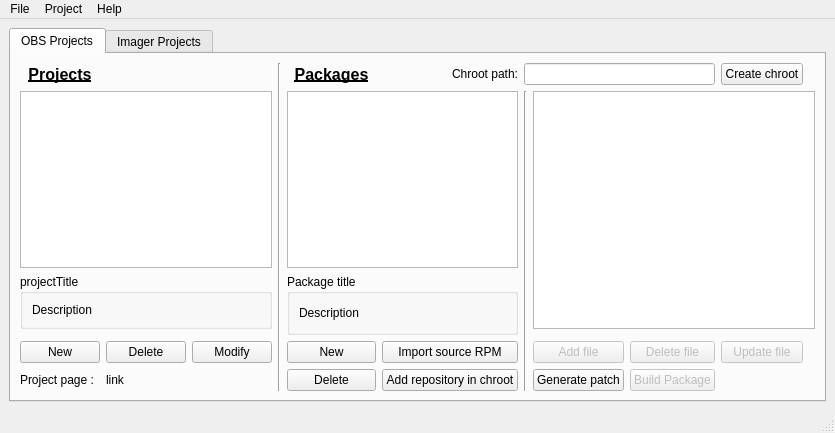
ronan22/obs-light, file src/ObsLightGui/ui/obsLightMain.ui: the form before one commit.
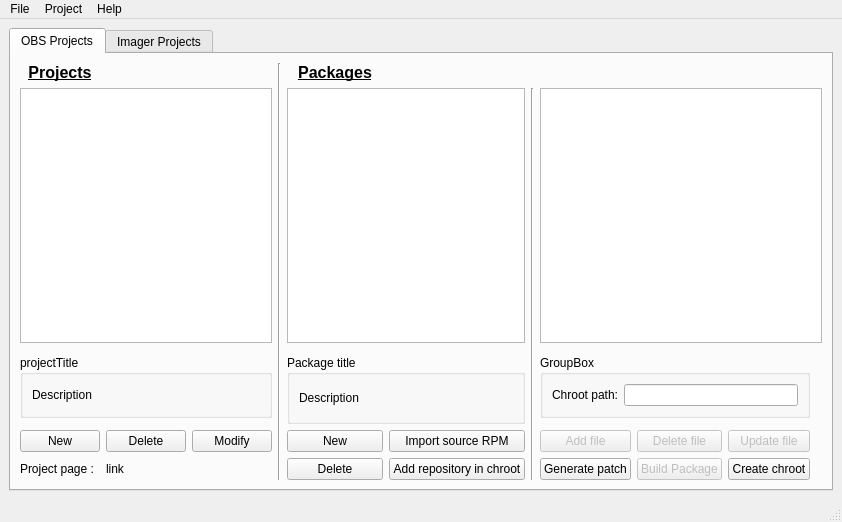
The form after the commit.

What changed in the file:
```diff
--- a/src/ObsLightGui/ui/obsLightMain.ui
+++ b/src/ObsLightGui/ui/obsLightMain.ui
@@ -6,8 +6,8 @@
    <rect>
     <x>0</x>
     <y>0</y>
-    <width>835</width>
-    <height>433</height>
+    <width>842</width>
+    <height>522</height>
    </rect>
   </property>
   <property name="windowTitle">
@@ -52,7 +52,7 @@
         <string>OBS Projects</string>
        </attribute>
        <layout class="QGridLayout" name="gridLayout_2">
-        <item row="4" column="0">
+        <item row="5" column="0">
          <widget class="QPushButton" name="newObsProjectButton">
           <property name="locale">
            <locale language="English" country="UnitedStates"/>
@@ -62,42 +62,42 @@
           </property>
          </widget>
         </item>
-        <item row="4" column="1">
+        <item row="5" column="1">
          <widget class="QPushButton" name="deleteObsProjectButton">
           <property name="text">
            <string>Delete</string>
           </property>
          </widget>
         </item>
-        <item row="4" column="2">
+        <item row="5" column="2">
          <widget class="QPushButton" name="modifyObsProjectButton">
           <property name="text">
            <string>Modify</string>
           </property>
          </widget>
         </item>
-        <item row="0" column="3" rowspan="6">
+        <item row="0" column="3" rowspan="7">
          <widget class="Line" name="line">
           <property name="orientation">
            <enum>Qt::Vertical</enum>
           </property>
          </widget>
         </item>
-        <item row="4" column="4">
+        <item row="5" column="5">
          <widget class="QPushButton" name="newPackageButton">
           <property name="text">
            <string>New</string>
           </property>
          </widget>
         </item>
-        <item row="1" column="7" rowspan="5">
+        <item row="1" column="8" rowspan="6">
          <widget class="Line" name="line_2">
           <property name="orientation">
            <enum>Qt::Vertical</enum>
           </property>
          </widget>
         </item>
-        <item row="4" column="8">
+        <item row="5" column="9">
          <widget class="QPushButton" name="addFileButton">
           <property name="enabled">
            <bool>false</bool>
@@ -107,7 +107,7 @@
           </property>
          </widget>
         </item>
-        <item row="4" column="9">
+        <item row="5" column="10">
          <widget class="QPushButton" name="deleteFileButton">
           <property name="enabled">
            <bool>false</bool>
@@ -117,7 +117,7 @@
           </property>
          </widget>
         </item>
-        <item row="4" column="10">
+        <item row="5" column="11">
          <widget class="QPushButton" name="updateFileButton">
           <property name="enabled">
            <bool>false</bool>
@@ -127,7 +127,7 @@
           </property>
          </widget>
         </item>
-        <item row="0" column="4">
+        <item row="0" column="5">
          <widget class="QLabel" name="packagesLabel">
           <property name="font">
            <font>
@@ -163,21 +163,14 @@
           </property>
          </widget>
         </item>
-        <item row="0" column="7" colspan="3">
-         <widget class="QLineEdit" name="chrootPathLineEdit">
-          <property name="readOnly">
-           <bool>true</bool>
-          </property>
-         </widget>
-        </item>
-        <item row="5" column="8">
+        <item row="6" column="9">
          <widget class="QPushButton" name="generatePatchButton">
           <property name="text">
            <string>Generate patch</string>
           </property>
          </widget>
         </item>
-        <item row="5" column="9">
+        <item row="6" column="10">
          <widget class="QPushButton" name="buildPackageButton">
           <property name="enabled">
            <bool>false</bool>
@@ -187,31 +180,21 @@
           </property>
          </widget>
         </item>
-        <item row="5" column="5">
+        <item row="6" column="6">
          <widget class="QPushButton" name="addRepoInChrootButton">
           <property name="text">
            <string>Add repository in chroot</string>
           </property>
          </widget>
         </item>
-        <item row="0" column="5">
-         <widget class="QLabel" name="chrootLabel">
-          <property name="text">
-           <string>Chroot path:</string>
-          </property>
-          <property name="alignment">
-           <set>Qt::AlignRight|Qt::AlignTrailing|Qt::AlignVCenter</set>
-          </property>
-         </widget>
-        </item>
-        <item row="5" column="4">
+        <item row="6" column="5">
          <widget class="QPushButton" name="deletePackageButton">
           <property name="text">
            <string>Delete</string>
           </property>
          </widget>
         </item>
-        <item row="4" column="5">
+        <item row="5" column="6">
          <widget class="QPushButton" name="importRpmButton">
           <property name="enabled">
            <bool>true</bool>
@@ -221,7 +204,7 @@
           </property>
          </widget>
         </item>
-        <item row="5" column="0">
+        <item row="6" column="0">
          <widget class="QLabel" name="projectPageLabel">
           <property name="text">
            <string>Project page :</string>
@@ -240,17 +223,17 @@
         <item row="1" column="0" colspan="3">
          <widget class="QListWidget" name="obsProjectsListWidget"/>
         </item>
-        <item row="1" column="4" colspan="2">
+        <item row="1" column="5" colspan="2">
          <widget class="QTableView" name="packageTableView">
           <attribute name="verticalHeaderVisible">
            <bool>false</bool>
           </attribute>
          </widget>
         </item>
-        <item row="1" column="8" rowspan="2" colspan="5">
+        <item row="1" column="9" colspan="5">
          <widget class="QTreeView" name="fileTreeView"/>
         </item>
-        <item row="5" column="1" colspan="2">
+        <item row="6" column="1" colspan="2">
          <widget class="QLabel" name="projectPageLinkLabel">
           <property name="text">
            <string>link</string>
@@ -263,14 +246,7 @@
           </property>
          </widget>
         </item>
-        <item row="0" column="10">
-         <widget class="QPushButton" name="createChrootButton">
-          <property name="text">
-           <string>Create chroot</string>
-          </property>
-         </widget>
-        </item>
-        <item row="2" column="0" colspan="3">
+        <item row="3" column="0" colspan="3">
          <widget class="QGroupBox" name="projectGroupBox">
           <property name="accessibleName">
            <string/>
@@ -292,7 +268,7 @@
           </layout>
          </widget>
         </item>
-        <item row="2" column="4" rowspan="2" colspan="2">
+        <item row="3" column="5" rowspan="2" colspan="2">
          <widget class="QGroupBox" name="packageGroupBox">
           <property name="title">
            <string>Package title</string>
@@ -308,6 +284,39 @@
           </layout>
          </widget>
         </item>
+        <item row="3" column="9" colspan="3">
+         <widget class="QGroupBox" name="groupBox">
+          <property name="title">
+           <string>GroupBox</string>
+          </property>
+          <layout class="QGridLayout" name="gridLayout_11">
+           <item row="0" column="0">
+            <widget class="QLabel" name="chrootLabel">
+             <property name="text">
+              <string>Chroot path:</string>
+             </property>
+             <property name="alignment">
+              <set>Qt::AlignRight|Qt::AlignTrailing|Qt::AlignVCenter</set>
+             </property>
+            </widget>
+           </item>
+           <item row="0" column="1">
+            <widget class="QLineEdit" name="chrootPathLineEdit">
+             <property name="readOnly">
+              <bool>true</bool>
+             </property>
+            </widget>
+           </item>
+          </layout>
+         </widget>
+        </item>
+        <item row="6" column="11">
+         <widget class="QPushButton" name="createChrootButton">
+          <property name="text">
+           <string>Create chroot</string>
+          </property>
+         </widget>
+        </item>
        </layout>
       </widget>
       <widget class="QWidget" name="imagerProjectTab">
@@ -806,7 +815,7 @@
     <rect>
      <x>0</x>
      <y>0</y>
-     <width>835</width>
+     <width>842</width>
      <height>20</height>
     </rect>
    </property>
```
